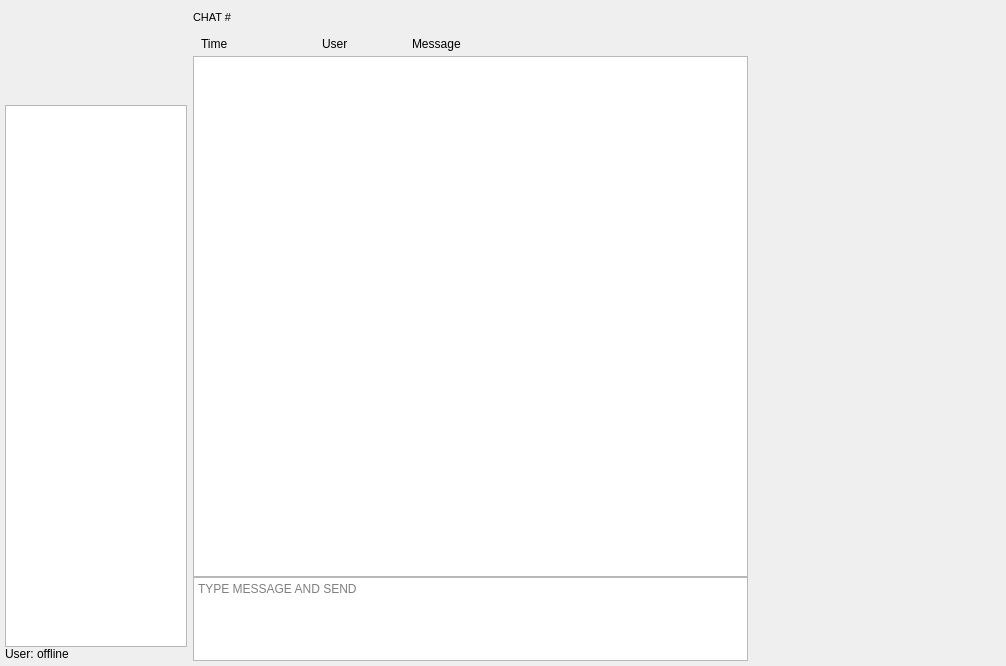
First picture: the form in BlockSettleUILib/ChatWidget.ui, repository BlockSettle/terminal, before the edit.
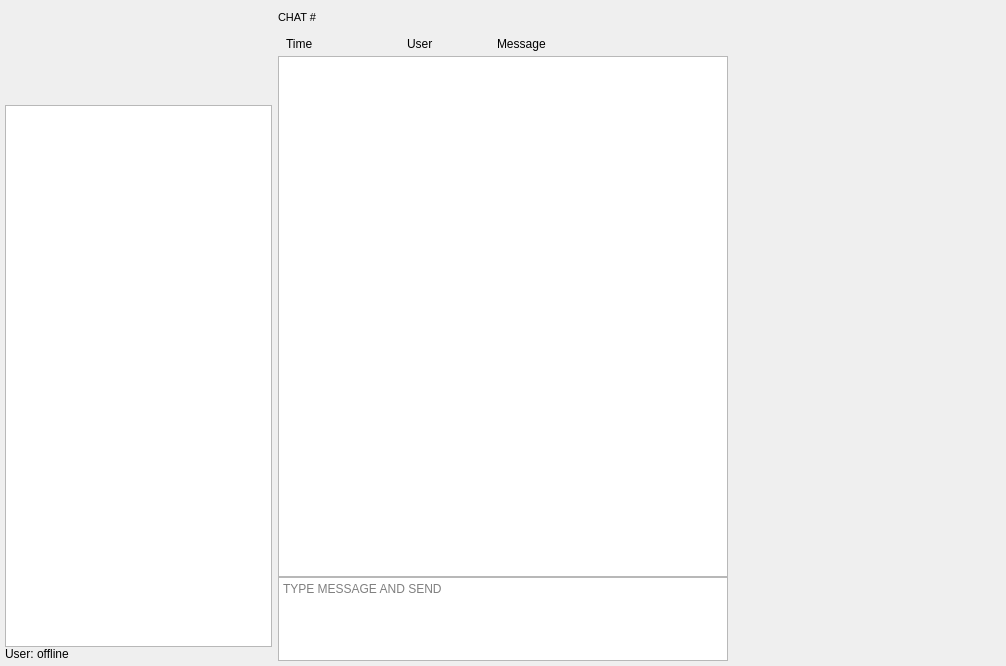
Second picture: the form after the edit. Custom widgets are drawn as their Qt base class.

Commit message: Updated width for Chat tab columns (both left and right) to be the same as Trade tab right-hand column

Diff of the .ui file:
```diff
--- a/BlockSettleUILib/ChatWidget.ui
+++ b/BlockSettleUILib/ChatWidget.ui
@@ -99,6 +99,24 @@
        </property>
        <item>
         <widget class="QFrame" name="usersFrame">
+         <property name="sizePolicy">
+          <sizepolicy hsizetype="Minimum" vsizetype="Preferred">
+           <horstretch>0</horstretch>
+           <verstretch>0</verstretch>
+          </sizepolicy>
+         </property>
+         <property name="minimumSize">
+          <size>
+           <width>270</width>
+           <height>0</height>
+          </size>
+         </property>
+         <property name="maximumSize">
+          <size>
+           <width>250</width>
+           <height>16777215</height>
+          </size>
+         </property>
          <property name="headerPanel" stdset="0">
           <bool>false</bool>
          </property>
@@ -552,9 +570,15 @@
        </item>
        <item>
         <widget class="QFrame" name="roomsFrame">
+         <property name="sizePolicy">
+          <sizepolicy hsizetype="Minimum" vsizetype="Preferred">
+           <horstretch>0</horstretch>
+           <verstretch>0</verstretch>
+          </sizepolicy>
+         </property>
          <property name="minimumSize">
           <size>
-           <width>250</width>
+           <width>270</width>
            <height>0</height>
           </size>
          </property>
```
